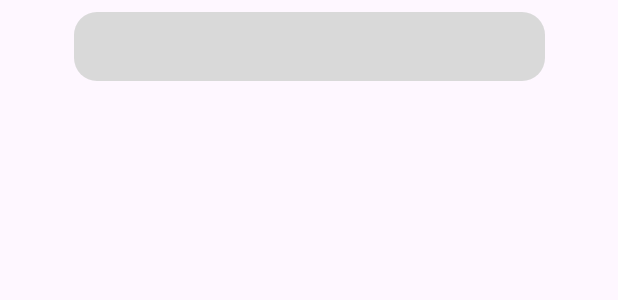
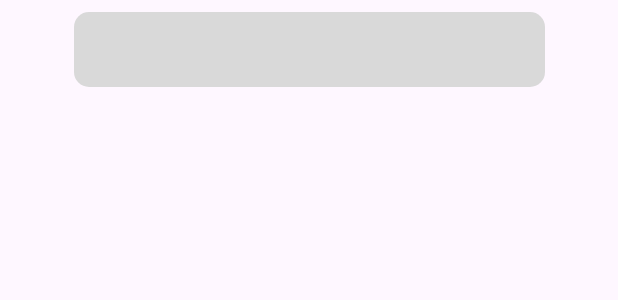
Before and after one commit to jorgeizaguirree/Android_app, an Android app: the layout task_list_item_style.xml on its own in the app's theme, with its tools: preview values and no code run, on a phone screen of 412 x 824 dp. Shown: the top 300 px of the screen. Run offline under Robolectric (Android 15) with nearby library versions, the phone set to English and light mode, and no system bars; network calls fail.

Commit message:
ultimo formato de los elementos de la lista de tareas

```diff
--- a/app/src/main/res/drawable/task_background.xml
+++ b/app/src/main/res/drawable/task_background.xml
@@ -7,7 +7,7 @@
                 android:startColor="@color/super_light_gray"
                 android:endColor="@color/super_light_gray"
                 android:type="linear" />
-            <corners android:radius="15dp"/>
+            <corners android:radius="10dp"/>
         </shape>
     </item>
 </selector>
--- a/app/src/main/res/layout/task_list_item_style.xml
+++ b/app/src/main/res/layout/task_list_item_style.xml
@@ -9,7 +9,7 @@
     <View
         android:id="@+id/homeScreen_view_quoteBackground"
         android:layout_width="314dp"
-        android:layout_height="46dp"
+        android:layout_height="50dp"
         android:background="@drawable/task_background"
         app:layout_constraintBottom_toBottomOf="parent"
         app:layout_constraintEnd_toEndOf="parent"
@@ -19,15 +19,16 @@
 
     <TextView
         android:id="@+id/homeScreen_txt_task"
-        android:layout_width="241dp"
-        android:layout_height="wrap_content"
+        android:layout_width="280dp"
+        android:layout_height="35dp"
         android:fontFamily="@font/montserrat_regular"
         android:text=""
         android:textColor="@color/gray"
         app:layout_constraintBottom_toBottomOf="@+id/homeScreen_view_quoteBackground"
         app:layout_constraintEnd_toEndOf="@+id/homeScreen_view_quoteBackground"
-        app:layout_constraintHorizontal_bias="0.493"
+        app:layout_constraintHorizontal_bias="0.475"
         app:layout_constraintStart_toStartOf="@+id/homeScreen_view_quoteBackground"
-        app:layout_constraintTop_toTopOf="@+id/homeScreen_view_quoteBackground" />
+        app:layout_constraintTop_toTopOf="@+id/homeScreen_view_quoteBackground"
+        app:layout_constraintVertical_bias="0.526" />
 
 </androidx.constraintlayout.widget.ConstraintLayout>
```
